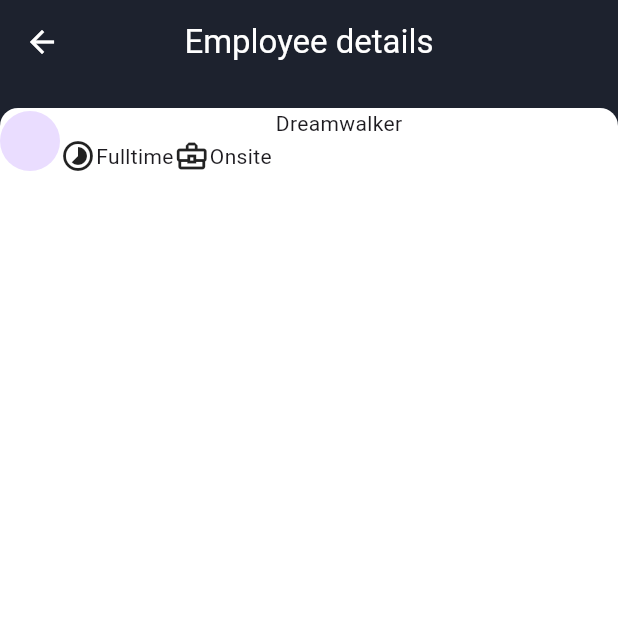
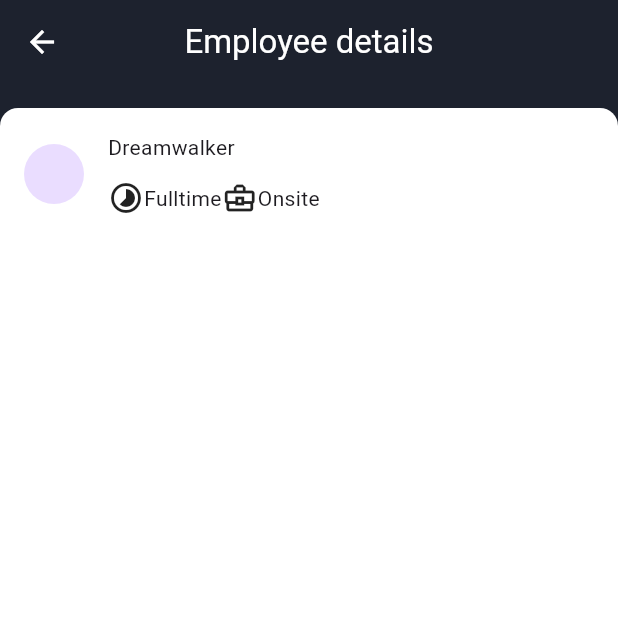
Before and after one commit to JAICHANGPARK/flutter_notebook_chapter_43, a Flutter app: the EmployeeDetailPage screen opened directly, on a phone screen of 412 x 824 dp, the top half of it. Run offline on Flutter 3.47's test engine with Material 3 defaults, Android fonts, the phone set to English and light mode, and no system bars; our stand-ins replace gap, hugeicons, percent_indicator.

Commit message:
Update employee_detail_page.dart

```diff
--- a/lib/ep2178_employee_app/employee_detail_page.dart
+++ b/lib/ep2178_employee_app/employee_detail_page.dart
@@ -30,14 +30,19 @@ class _EmployeeDetailPageState extends State<EmployeeDetailPage> {
                     topLeft: Radius.circular(12),
                     topRight: Radius.circular(12),
                   )),
+              padding: EdgeInsets.all(16),
               child: Column(
+                spacing: 16,
                 crossAxisAlignment: CrossAxisAlignment.start,
                 children: [
                   Row(
+                    spacing: 16,
                     children: [
                       CircleAvatar(),
                       Expanded(
                         child: Column(
+                          spacing: 12,
+                          crossAxisAlignment: CrossAxisAlignment.start,
                           children: [
                             Text(
                               "Dreamwalker",
```
